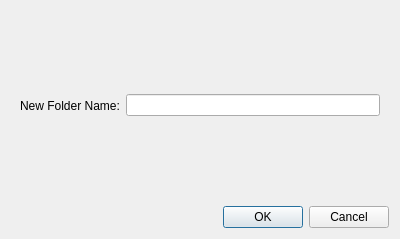
Before: the Qt Designer form src/dialogs/newcustomfolder.ui in npwoods/bletchmame, drawn with Qt 5.
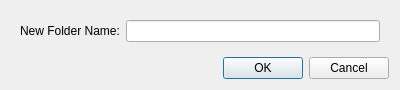
After: the same form once the commit is applied.

Commit message: Fixing New Custom Folder dialog size

```diff
--- a/src/dialogs/newcustomfolder.ui
+++ b/src/dialogs/newcustomfolder.ui
@@ -7,7 +7,7 @@
     <x>0</x>
     <y>0</y>
     <width>400</width>
-    <height>239</height>
+    <height>85</height>
    </rect>
   </property>
   <property name="sizePolicy">
```
